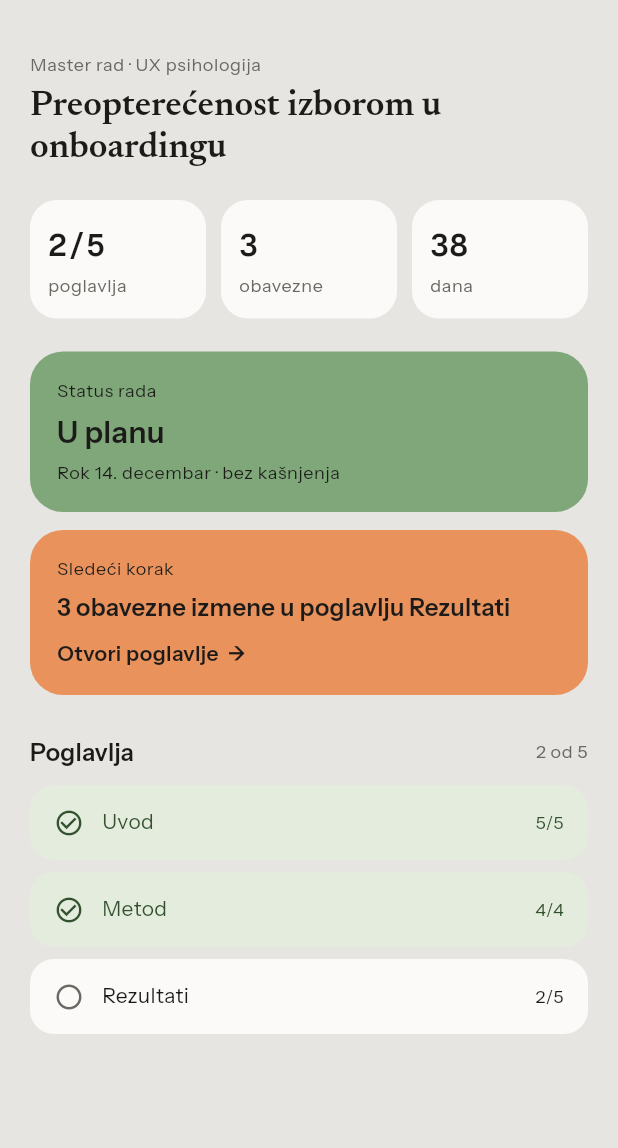
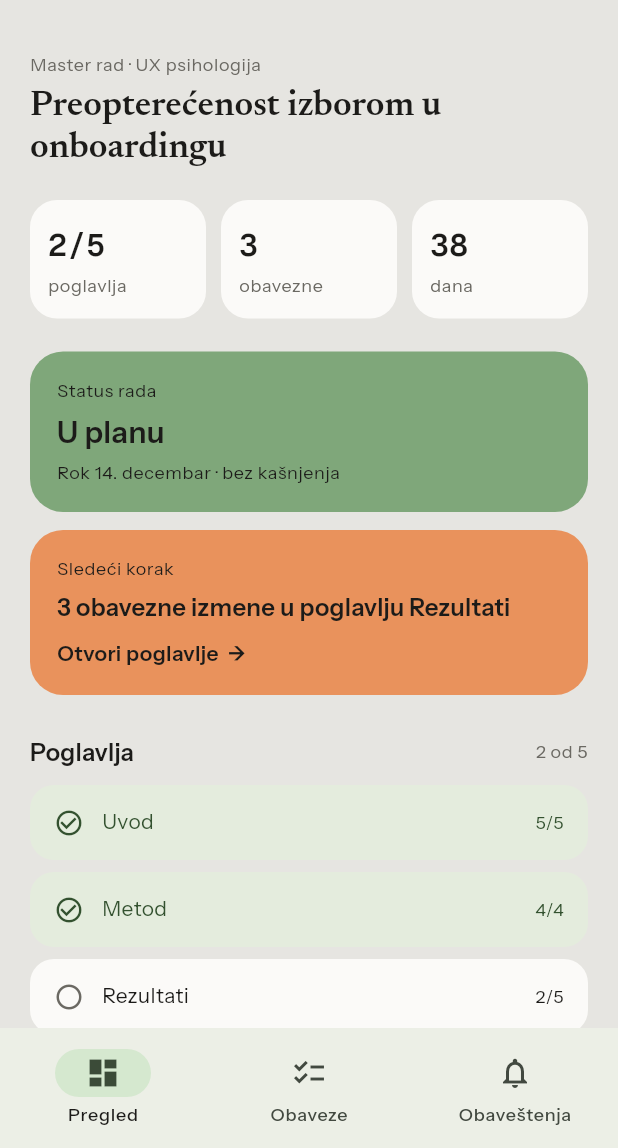
Before and after one commit to jovanabugarcic/satis, a Flutter app: the screen it shows after launch, on a phone screen of 412 x 824 dp, the part 88-1236 px from its top. Run offline on Flutter 3.47's test engine with Material 3 defaults, Android fonts, the phone set to English and light mode, and no system bars.

Commit message:
dodata navigacija

```diff
--- a/lib/app.dart
+++ b/lib/app.dart
@@ -1,6 +1,6 @@
 import 'package:flutter/material.dart';
 import 'core/theme/satis_theme.dart';
-import 'screens/student_dashboard_screen.dart';
+import 'navigation/satis_shell.dart';
 
 class SatisApp extends StatelessWidget {
   const SatisApp({super.key}); // konstruktor super.keyomogucava flutteru da identifikuje widget u stablu aplikacija
@@ -11,7 +11,7 @@ class SatisApp extends StatelessWidget {
       title: 'Satis',
       debugShowCheckedModeBanner: false,//uklanja debug baner u gornjem desnom uglu aplikacije
       theme: SatisTheme.light,
-      home: const StudentDashboardScreen(),//početni ekran aplikacije je StudentDashboardScreen
+      home: const SatisShell(),
     );
   }
 }
--- /dev/null
+++ b/lib/navigation/satis_shell.dart
@@ -0,0 +1,114 @@
+import 'package:flutter/material.dart';
+
+import '../core/theme/satis_palette.dart';
+import '../screens/student_dashboard_screen.dart';
+
+class SatisShell extends StatefulWidget {
+  const SatisShell({super.key}); //konstruktor const SatisShell({super.key}) je konstruktor koji poziva konstruktor nadklase StatefulWidget i prosleđuje mu ključ (key) koji omogućava Flutteru da identifikuje widget u stablu aplikacija.
+
+  @override
+  State<SatisShell> createState() => _SatisShellState(); //njegov sadrzaj se menja kada korisnik interaguje sa navigacionom trakom, pa je potrebno da se koristi StatefulWidget
+}//vraca rezultat metode createState koja kreira instancu _SatisShellState klase, koja sadrži stanje i logiku za SatisShell widget.
+
+class _SatisShellState extends State<SatisShell> {
+  int _selectedIndex = 0; //Čuva broj trenutno izabrane stavke. Indeksi u listi počinju od nule
+
+  static const _destinations = [ //moguce destinacije koje se prikazuju u navigacionoj traci.
+    NavigationDestination( //Svaka destinacija ima ikonu, selektovanu ikonu i labelu.
+      icon: Icon(Icons.dashboard_outlined),
+      selectedIcon: Icon(Icons.dashboard),
+      label: 'Pregled',
+    ),
+    NavigationDestination(
+      icon: Icon(Icons.checklist_outlined),
+      selectedIcon: Icon(Icons.checklist),
+      label: 'Obaveze',
+    ),
+    NavigationDestination(
+      icon: Icon(Icons.notifications_outlined),
+      selectedIcon: Icon(Icons.notifications),
+      label: 'Obaveštenja',
+    ),
+  ];
+
+  @override
+  Widget build(BuildContext context) { //pravi korisnički interfejs za SatisShell widget. Metoda build se poziva svaki put kada se stanje widgeta promeni,
+  //a kontekst (context) sadrži informacije o lokaciji widgeta u stablu widgeta, kao i informacije o temi, jeziku i drugim aspektima okruženja aplikacije.
+    final pages = [ //spisak ekrana
+      const StudentDashboardScreen(),
+      const _PlaceholderPage(
+        title: 'Obaveze',
+        description: 'Ovde ćeš pratiti svoje obaveze i rokove.',
+        icon: Icons.checklist_outlined,
+      ),
+      const _PlaceholderPage(
+        title: 'Obaveštenja',
+        description: 'Ovde će se prikazivati važna obaveštenja.',
+        icon: Icons.notifications_outlined,
+      ),
+    ];
+
+    return Scaffold(//Vraća osnovni Material raspored ekrana
+      body: IndexedStack(
+        index: _selectedIndex,
+        children: pages,
+      ),
+      bottomNavigationBar: NavigationBar(
+        selectedIndex: _selectedIndex,
+        onDestinationSelected: (index) {
+          setState(() {
+            _selectedIndex = index;
+          });
+        },
+        destinations: _destinations,
+      ),
+    );
+  }
+}
+
+class _PlaceholderPage extends StatelessWidget {
+  const _PlaceholderPage({
+    required this.title,
+    required this.description,
+    required this.icon,
+  });
+
+  final String title;
+  final String description;
+  final IconData icon;
+
+  @override
+  Widget build(BuildContext context) {
+    final textTheme = Theme.of(context).textTheme;
+
+    return Scaffold(
+      backgroundColor: SatisPalette.background,
+      body: SafeArea(
+        child: Padding(
+          padding: const EdgeInsets.all(24),
+          child: Column(
+            crossAxisAlignment: CrossAxisAlignment.start,
+            children: [
+              Text(title, style: textTheme.headlineSmall),
+              const Spacer(),
+              Center(
+                child: Column(
+                  children: [
+                    Icon(icon, size: 40, color: SatisPalette.mutedText),
+                    const SizedBox(height: 16),
+                    Text(
+                      description,
+                      textAlign: TextAlign.center,
+                      style: textTheme.bodyMedium,
+                    ),
+                  ],
+                ),
+              ),
+              const Spacer(),
+            ],
+          ),
+        ),
+      ),
+    );
+  }
+}
```
